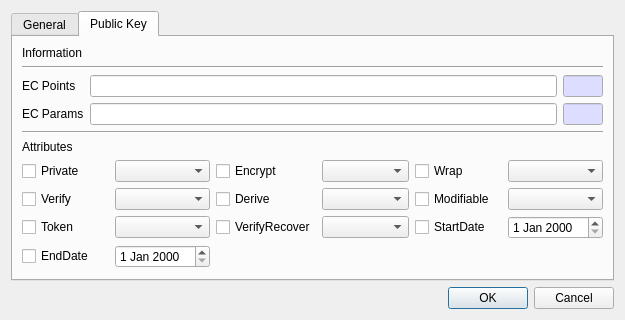
Old version of the form CryptokiMan/create_ec_pub_key_dlg.ui in the repository jykim74/CryptokiMan.
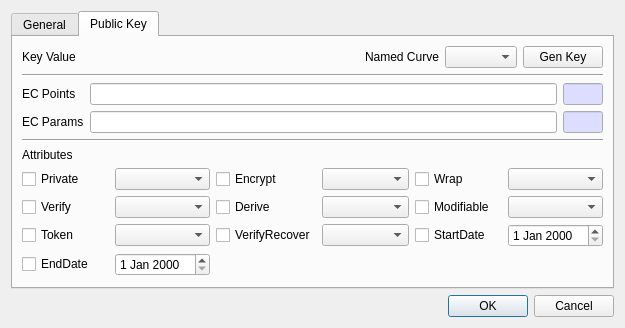
New version of the form.

```diff
--- a/CryptokiMan/create_ec_pub_key_dlg.ui
+++ b/CryptokiMan/create_ec_pub_key_dlg.ui
@@ -7,7 +7,7 @@
     <x>0</x>
     <y>0</y>
     <width>625</width>
-    <height>305</height>
+    <height>318</height>
    </rect>
   </property>
   <property name="windowTitle">
@@ -339,11 +339,48 @@
       </attribute>
       <layout class="QVBoxLayout" name="verticalLayout_3">
        <item>
-        <widget class="QLabel" name="label_11">
-         <property name="text">
-          <string>Information</string>
+        <layout class="QGridLayout" name="gridLayout_6">
+         <property name="topMargin">
+          <number>0</number>
          </property>
-        </widget>
+         <item row="0" column="2">
+          <widget class="QLabel" name="label_4">
+           <property name="text">
+            <string>Named Curve</string>
+           </property>
+          </widget>
+         </item>
+         <item row="0" column="3">
+          <widget class="QComboBox" name="mParamCombo"/>
+         </item>
+         <item row="0" column="4">
+          <widget class="QPushButton" name="mGenKeyBtn">
+           <property name="text">
+            <string>Gen Key</string>
+           </property>
+          </widget>
+         </item>
+         <item row="0" column="0">
+          <widget class="QLabel" name="label_11">
+           <property name="text">
+            <string>Key Value</string>
+           </property>
+          </widget>
+         </item>
+         <item row="0" column="1">
+          <spacer name="horizontalSpacer_2">
+           <property name="orientation">
+            <enum>Qt::Horizontal</enum>
+           </property>
+           <property name="sizeHint" stdset="0">
+            <size>
+             <width>40</width>
+             <height>20</height>
+            </size>
+           </property>
+          </spacer>
+         </item>
+        </layout>
        </item>
        <item>
         <widget class="Line" name="line_2">
```
